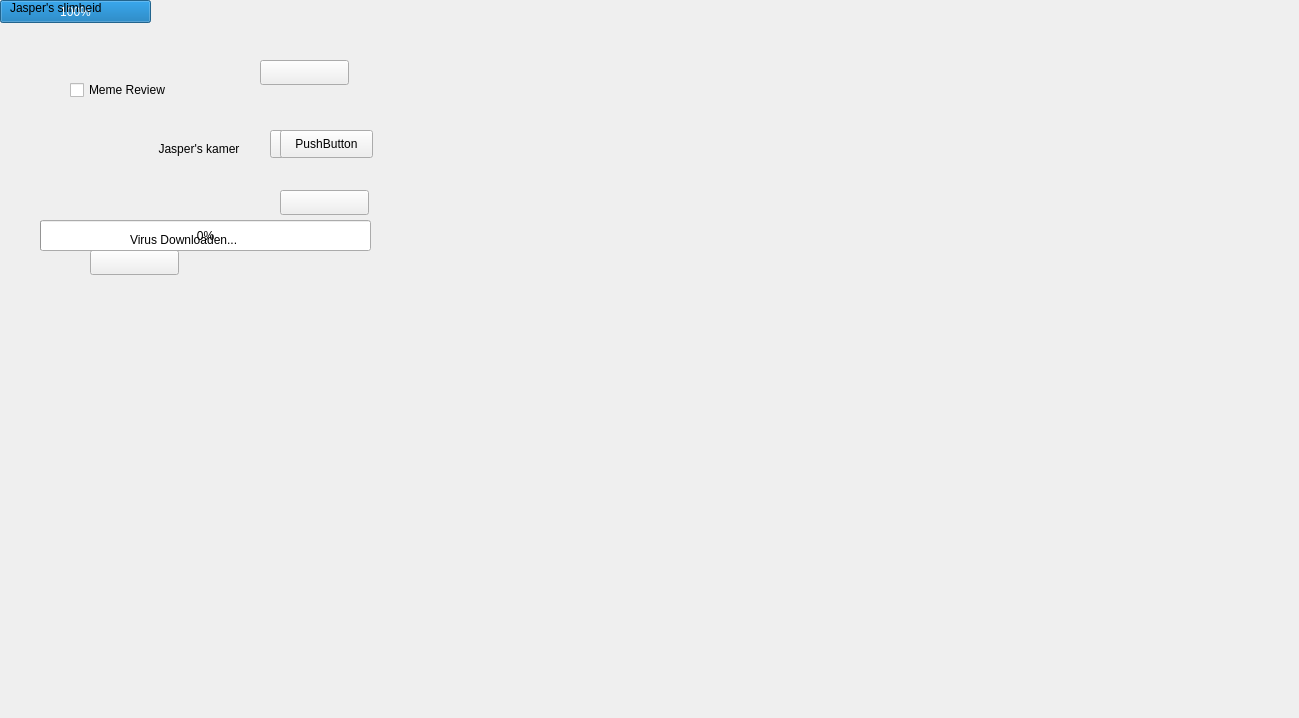
This is kamer_jasper.ui in djog/djog_nanos_2018 as Qt 5 draws it before an edit. The edited form follows.
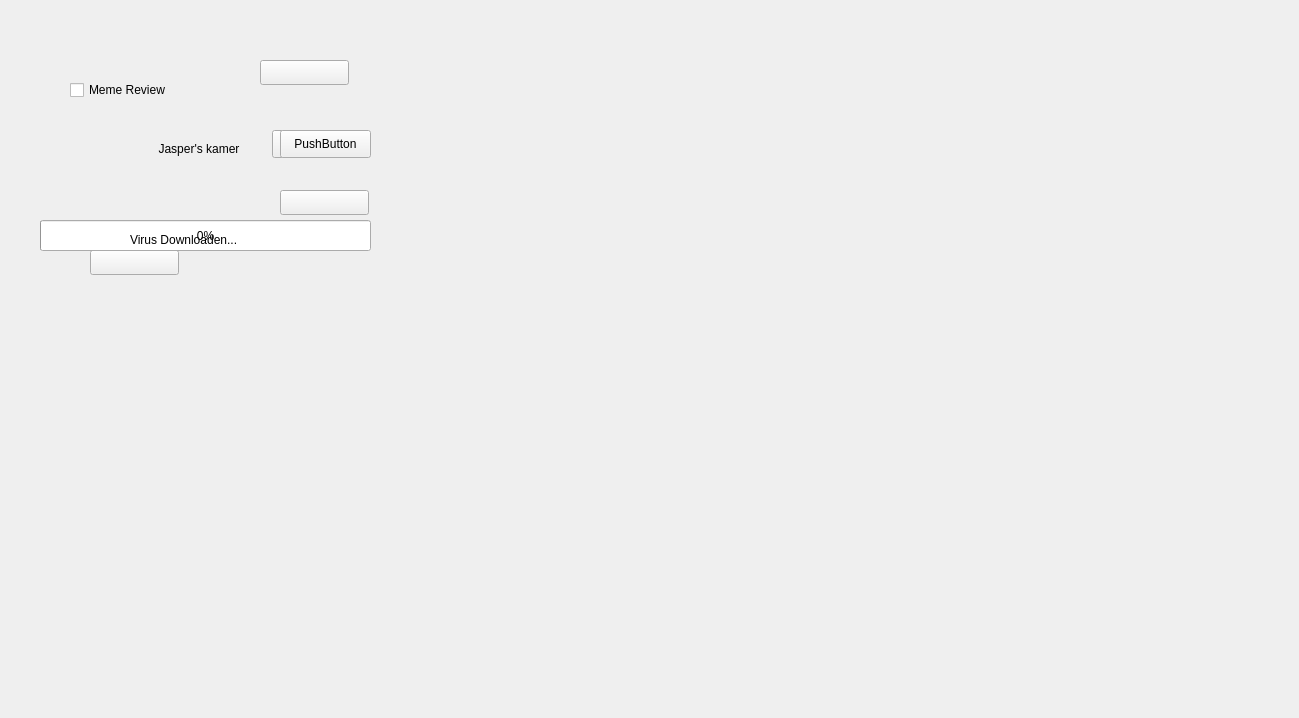
This is the edited form. Icons and pictures are not drawn.

Diff of the .ui file:
```diff
--- a/kamer_jasper.ui
+++ b/kamer_jasper.ui
@@ -68,32 +68,6 @@
     <string/>
    </property>
   </widget>
-  <widget class="QProgressBar" name="progressBar">
-   <property name="geometry">
-    <rect>
-     <x>0</x>
-     <y>0</y>
-     <width>151</width>
-     <height>23</height>
-    </rect>
-   </property>
-   <property name="value">
-    <number>100</number>
-   </property>
-  </widget>
-  <widget class="QLabel" name="label_2">
-   <property name="geometry">
-    <rect>
-     <x>10</x>
-     <y>0</y>
-     <width>101</width>
-     <height>16</height>
-    </rect>
-   </property>
-   <property name="text">
-    <string>Jasper's slimheid</string>
-   </property>
-  </widget>
   <widget class="QLabel" name="label_3">
    <property name="geometry">
     <rect>
@@ -142,9 +116,9 @@
   <widget class="QPushButton" name="pushButton">
    <property name="geometry">
     <rect>
-     <x>270</x>
+     <x>272</x>
      <y>130</y>
-     <width>93</width>
+     <width>91</width>
      <height>28</height>
     </rect>
    </property>
@@ -157,7 +131,7 @@
     <rect>
      <x>280</x>
      <y>130</y>
-     <width>93</width>
+     <width>91</width>
      <height>28</height>
     </rect>
    </property>
@@ -191,6 +165,22 @@
     <string>Virus Downloaden...</string>
    </property>
   </widget>
+  <widget class="QLabel" name="label_2">
+   <property name="geometry">
+    <rect>
+     <x>190</x>
+     <y>-10</y>
+     <width>221</width>
+     <height>271</height>
+    </rect>
+   </property>
+   <property name="text">
+    <string/>
+   </property>
+   <property name="pixmap">
+    <pixmap>plaatjes/meme review.jpg</pixmap>
+   </property>
+  </widget>
  </widget>
  <resources>
   <include location="djog_nanos_2018.qrc"/>
```
